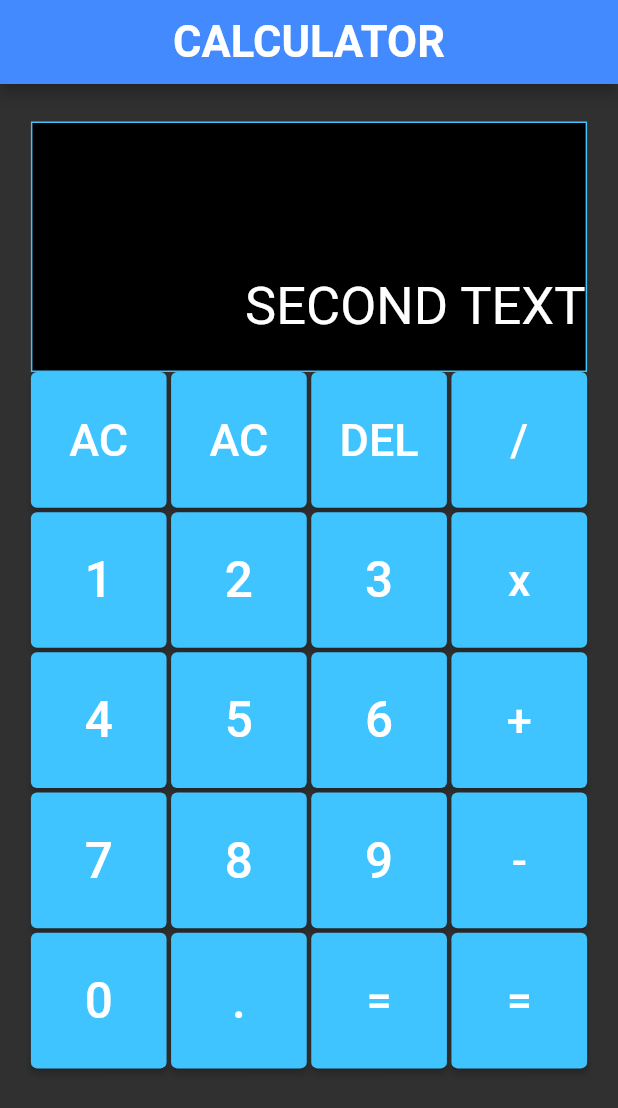
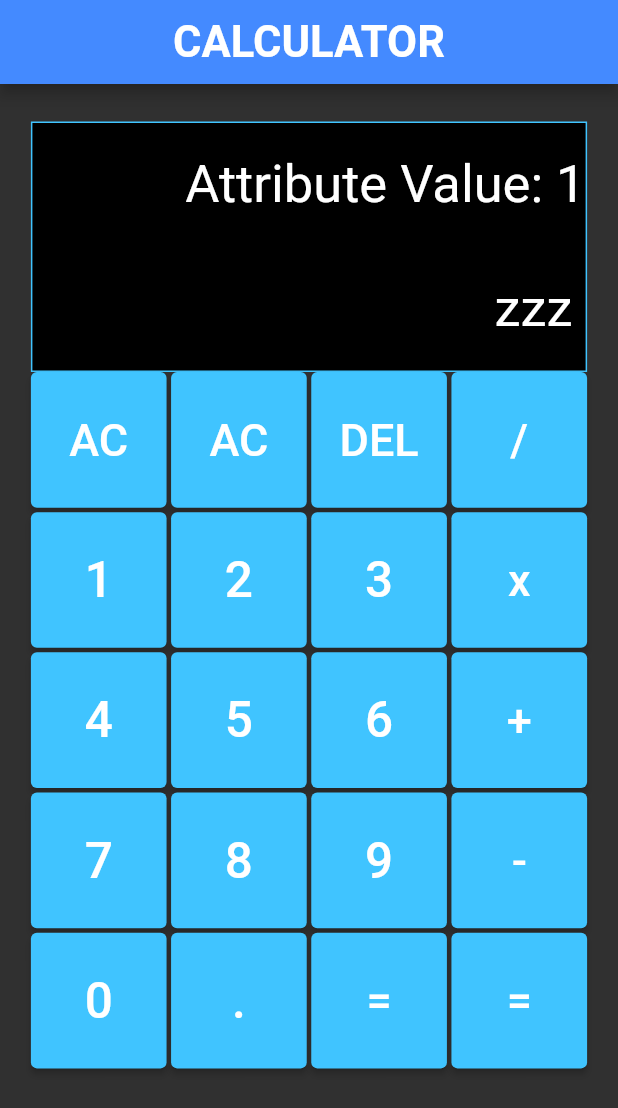
Before and after one commit to Olibrius71/Flutter_Discovering_Project, a Flutter app: the screen it shows after launch, after a tap on an icon or button, on a phone screen of 412 x 824 dp. Shown: the top 1108 px of the screen. Run offline on Flutter 3.47's test engine with Material 2 defaults, Android fonts, the phone set to English and light mode, and no system bars.

Commit message:
Désormais, dès qu'on appuie sur un chiffre, il se met bien à jour sur l'autre widget, il reste à mettre en place toutes les opérations

```diff
--- a/lib/ResultHandler.dart
+++ b/lib/ResultHandler.dart
@@ -1,28 +1,24 @@
+import 'package:flutter/cupertino.dart';
 import 'package:flutter_first/Calculator.dart';
 
 
 class ResultHandler {
-  String? previousNumber;
-  String? currentNumber;
+  ValueNotifier<String> previousNumber = ValueNotifier<String>("");
+  ValueNotifier<String> currentNumber = ValueNotifier<String>("");
 
   Operations? operation;
 
   ResultHandler() {
-    previousNumber = null;
-    currentNumber = null;
     operation = null;
   }
 
   void addNumber(String newNumberOrPoint) {
-    if (currentNumber != null) {
-      currentNumber = currentNumber.toString() + newNumberOrPoint;
-      return;
-    }
-    currentNumber = newNumberOrPoint;
+    currentNumber.value = currentNumber.value + newNumberOrPoint;
+    return;
   }
 
   @override
   String toString() {
-    return "previousNumber = $previousNumber\n currentNumber = $currentNumber\n operation = $operation";
+    return "previousNumber = ${previousNumber.value}\n currentNumber = ${currentNumber.value}\n operation = $operation";
   }
 }
--- a/lib/Results.dart
+++ b/lib/Results.dart
@@ -26,17 +26,21 @@ class _ResultsState extends State<Results> {
         mainAxisAlignment: MainAxisAlignment.spaceAround,
         crossAxisAlignment: CrossAxisAlignment.end,
         children: [
-          Text(
-            widget.resultHandler.currentNumber ?? "",
-            style: const TextStyle(
-              fontSize: 31,
-            ),
+          ValueListenableBuilder<String>(
+            valueListenable: widget.resultHandler.currentNumber,
+            builder: (BuildContext context, String value, Widget? child) {
+              return Text('Attribute Value: $value',
+                style: const TextStyle(
+                  fontSize: 35,
+                ),);
+            },
           ),
+
            Text(
-             widget.resultHandler.currentNumber ?? "SECOND TEXT",
-            style: const TextStyle(
-              fontSize: 35,
-            ),
+             "zzz ",
+             style: const TextStyle(
+               fontSize: 35,
+             ),
           ),
         ],
     )
--- a/lib/main.dart
+++ b/lib/main.dart
@@ -68,6 +68,8 @@ class CalcContainer extends StatefulWidget {
 class _CalcContainerState extends State<CalcContainer> {
   final ResultHandler resultHandler = ResultHandler();
 
+
+
   @override
   Widget build(BuildContext context) {
     return Column(
@@ -78,7 +80,7 @@ class _CalcContainerState extends State<CalcContainer> {
           child: FractionallySizedBox(
             widthFactor: 0.9,
             heightFactor: 1.0,
-            child: Results(resultHandler: resultHandler,),
+            child: Results(resultHandler: resultHandler),
           ),
         ),
         Expanded(
```
Also changed, not shown: 1 other file.
